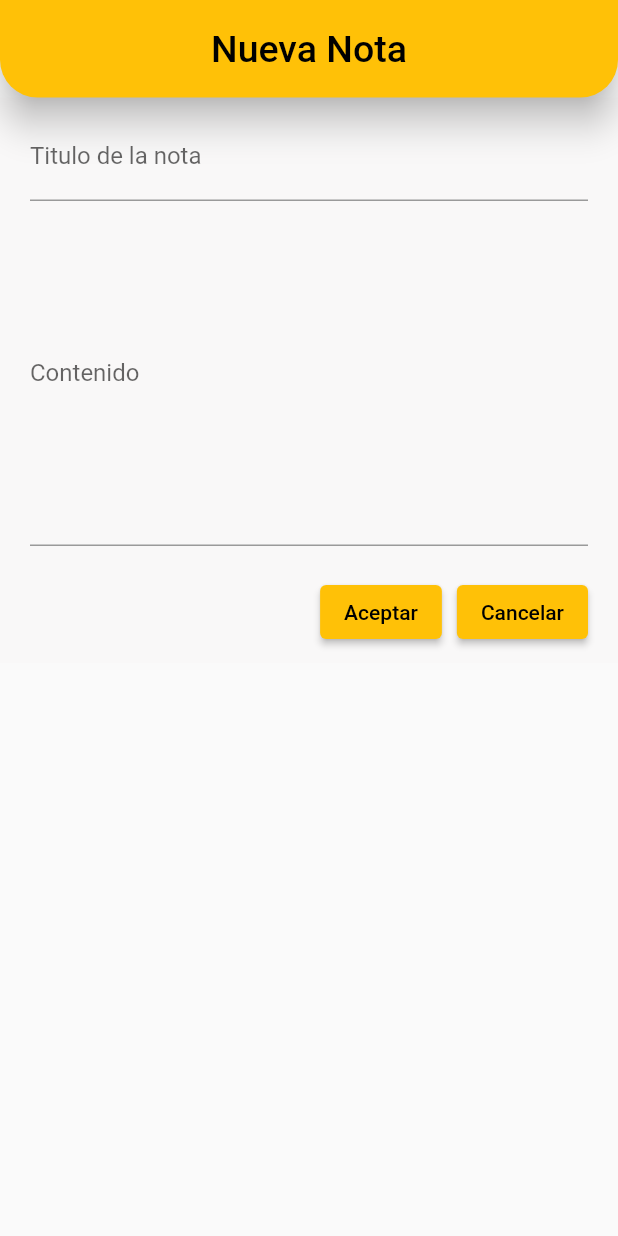
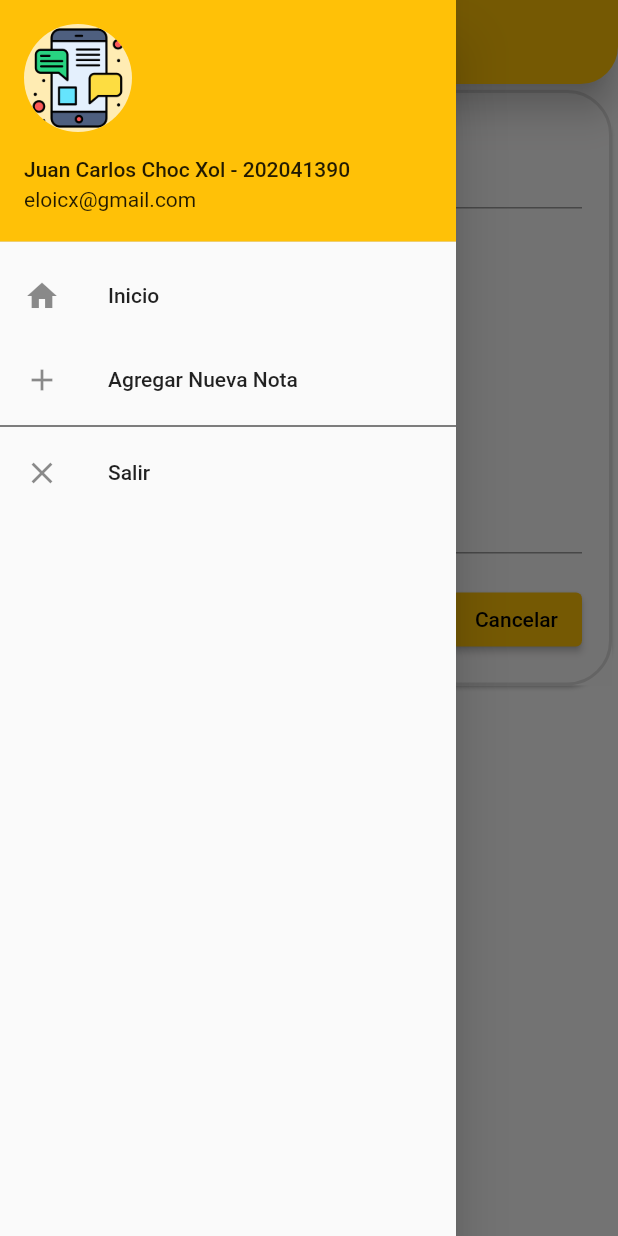
Before and after one commit to choc1403/AppMovil, a Flutter app: the ModalNota screen opened by its route, with the side drawer open (before the commit the screen has no drawer), on a phone screen of 412 x 824 dp. Run offline on Flutter 3.47's test engine with Material 2 defaults, Android fonts, the phone set to English and light mode, and no system bars; our stand-ins replace firebase_core, firebase_database; accounts and stored records are empty.

Commit message:
'Finalizado'

```diff
--- a/lib/Common/MyRouters.dart
+++ b/lib/Common/MyRouters.dart
@@ -4,6 +4,10 @@ import 'package:apptaller/Pages/Pages.dart';
 
 const String ROUTE_HOME = "/home";
 const String ROUTE_NOTA = "/nuevo";
+
+/**
+ * Configuracion de las rutas de cada pagina
+ */
 
 class MyRouters {
   static Route<dynamic> generateRoute(RouteSettings settings) {
@@ -12,6 +16,7 @@ class MyRouters {
         return MaterialPageRoute(builder: (_) => MyHomePage());
       case "/nuevo":
         return MaterialPageRoute(builder: (_) => ModalNota());
+
       default:
         return MaterialPageRoute(builder: (_) => MyHomePage());
     }
--- a/lib/DataBase/DataBase.dart
+++ b/lib/DataBase/DataBase.dart
@@ -1,4 +1,8 @@
 import 'package:firebase_database/firebase_database.dart';
+
+/**
+ * Modulo que se conecta a la base de datos
+ */
 
 class DataBase {
   static DatabaseReference database =
--- a/lib/Pages/Pages.dart
+++ b/lib/Pages/Pages.dart
@@ -1,2 +1,6 @@
+/**
+ * Se hace el llamado a todas las paginas a utilizar
+ */
+
 export 'Home.dart';
 export 'new_nota.dart';
--- a/lib/Pages/new_nota.dart
+++ b/lib/Pages/new_nota.dart
@@ -1,3 +1,4 @@
+import 'package:apptaller/Widgets/widgets.dart';
 import 'package:apptaller/services/appstate.dart';
 import 'package:flutter/cupertino.dart';
 import 'package:flutter/material.dart';
@@ -5,6 +6,10 @@ import 'package:flutter/material.dart';
 import 'package:apptaller/services/userservies.dart';
 import 'package:apptaller/values/thema.dart';
 import 'package:provider/provider.dart';
+
+/**
+ * En este Apartdo tenemos el formulario para crear una nueva nota
+ */
 
 class ModalNota extends StatefulWidget {
   @override
@@ -20,101 +25,10 @@ class _ModalNotaState extends State<ModalNota> {
   @override
   Widget build(BuildContext context) {
     return Scaffold(
-      appBar: AppBar(
-        automaticallyImplyLeading: false,
-        title: Text(
-          "Nueva Nota",
-          style: TextStyle(fontSize: 25),
-        ),
-        centerTitle: true,
-        elevation: 10,
-        toolbarHeight: 65,
-        shape: RoundedRectangleBorder(
-            borderRadius: BorderRadius.only(
-                bottomRight: Radius.circular(25),
-                bottomLeft: Radius.circular(25))),
-      ),
-      body: Container(
-        padding: EdgeInsets.symmetric(horizontal: 20, vertical: 10),
-        color: blanco,
-        child: Form(
-          key: _formularioKey,
-          child: SingleChildScrollView(
-              child: Column(
-            children: [
-              TextFormField(
-                controller: _tituloController,
-                decoration: InputDecoration(
-                  labelText: 'Titulo de la nota',
-                ),
-                validator: (String? dato) {
-                  if (dato!.isEmpty) {
-                    return 'Este Campo es requerido';
-                  }
-                },
-              ),
-              TextFormField(
-                controller: _contenidoController,
-                decoration: InputDecoration(
-                  labelText: 'Contenido',
-                ),
-                maxLines: 10,
-                validator: (String? dato) {
-                  if (dato!.isEmpty) {
-                    return 'Este Campo es requerido';
-                  }
-                },
-              ),
-              SizedBox(height: 20),
-              Row(
-                mainAxisAlignment: MainAxisAlignment.end,
-                children: [
-                  ElevatedButton(
-                      onPressed: () async {
-                        print("Esta presionando");
-                        if (_formularioKey.currentState!.validate()) {
-                          print("Formulario correcto");
-
-                          bool respuesta = await Provider.of<AppState>(context,
-                                  listen: false)
-                              .saveNotas(_tituloController.text,
-                                  _contenidoController.text);
-
-                          /*await UserServices().saveNotas(
-                              _tituloController.text,
-                              _contenidoController.text);*/
-
-                          print("El resultado del await $respuesta");
-
-                          if (respuesta) {
-                            Navigator.pop(context);
-                            ScaffoldMessenger.of(context)
-                                .showSnackBar(const SnackBar(
-                              content: Text('Nota Agregada Correctamente'),
-                              backgroundColor: Colors.green,
-                            ));
-                          } else {
-                            Navigator.pop(context);
-                            ScaffoldMessenger.of(context).showSnackBar(SnackBar(
-                              content: Text('Fallo'),
-                              backgroundColor: Colors.red,
-                            ));
-                          }
-                        }
-                      },
-                      child: Text('Aceptar')),
-                  SizedBox(width: 10),
-                  ElevatedButton(
-                      onPressed: () {
-                        Navigator.pop(context);
-                      },
-                      child: Text('Cancelar')),
-                ],
-              )
-            ],
-          )),
-        ),
-      ),
+      drawer: MyDrawer(),
+      appBar: MyAppBarNewNota(),
+      body: MyCardNewNota(
+          _contenidoController, _formularioKey, _tituloController),
     );
   }
 
--- /dev/null
+++ b/lib/Widgets/MyDrawer.dart
@@ -0,0 +1,53 @@
+import 'dart:io';
+
+import 'package:flutter/cupertino.dart';
+import 'package:flutter/material.dart';
+import 'package:flutter/services.dart';
+
+import '../Common/MyRouters.dart';
+
+class MyDrawer extends StatelessWidget {
+  @override
+  Widget build(BuildContext context) {
+    return Drawer(
+      child: ListView(
+        children: [
+          UserAccountsDrawerHeader(
+            currentAccountPicture: CircleAvatar(
+              backgroundImage: AssetImage('assets/images/chat.png'),
+            ),
+            accountName: Text('Juan Carlos Choc Xol - 202041390'),
+            accountEmail: Text('eloicx@gmail.com'),
+          ),
+          ListTile(
+            leading: Icon(Icons.home),
+            title: Text('Inicio'),
+            onTap: () {
+              Navigator.pushNamed(
+                  context, ROUTE_HOME); // Se dirige a la pagina de inicio
+            },
+          ),
+          ListTile(
+            leading: Icon(Icons.add),
+            title: Text('Agregar Nueva Nota'),
+            onTap: () {
+              Navigator.pushNamed(context,
+                  ROUTE_NOTA); //Se dirige a la pagina de crear nueva nota
+            },
+          ),
+          Divider(
+            height: 6,
+            color: Colors.black,
+          ),
+          ListTile(
+            leading: Icon(Icons.close),
+            title: Text('Salir'),
+            onTap: () {
+              SystemNavigator.pop(); // Se por completo de la aplicacion
+            },
+          ),
+        ],
+      ),
+    );
+  }
+}
--- /dev/null
+++ b/lib/Widgets/new_nota/AppBar.dart
@@ -0,0 +1,25 @@
+import 'package:flutter/material.dart';
+
+class MyAppBarNewNota extends StatelessWidget implements PreferredSizeWidget {
+  @override
+  Widget build(BuildContext context) {
+    return AppBar(
+      title: Text(
+        "Nueva Nota",
+        style: TextStyle(fontSize: 25),
+      ),
+      centerTitle: true,
+      elevation: 10, //Crea un sombreado al rededor del APPBAR
+
+      shape: RoundedRectangleBorder(
+          borderRadius: BorderRadius.only(
+              bottomRight: Radius.circular(25),
+              bottomLeft: Radius.circular(
+                  25))), // Dandole un disñeo más amigable al appbar
+    );
+  }
+
+  @override
+  // TODO: implement preferredSize
+  Size get preferredSize => Size.fromHeight(kToolbarHeight);
+}
--- /dev/null
+++ b/lib/Widgets/new_nota/Card.dart
@@ -0,0 +1,115 @@
+import 'package:apptaller/Common/MyRouters.dart';
+import 'package:flutter/material.dart';
+import 'package:provider/provider.dart';
+import 'package:apptaller/services/appstate.dart';
+import 'package:apptaller/values/thema.dart';
+
+class MyCardNewNota extends StatelessWidget {
+  var _tituloController;
+  var _contenidoController;
+
+  var _formularioKey;
+
+  MyCardNewNota(
+      this._contenidoController, this._formularioKey, this._tituloController);
+
+  @override
+  Widget build(BuildContext context) {
+    // TODO: implement build
+    return Card(
+        shape: RoundedRectangleBorder(
+          borderRadius: BorderRadius.circular(30),
+          side: BorderSide(
+            color: Colors.black12,
+            width: 2,
+          ),
+        ),
+        child: Container(
+          padding: EdgeInsets.symmetric(horizontal: 20, vertical: 20),
+          color: blanco,
+          child: Form(
+            key: _formularioKey,
+            child: SingleChildScrollView(
+                child: Column(
+              children: [
+                TextFormField(
+                  controller: _tituloController,
+                  decoration: InputDecoration(
+                    labelText: 'Titulo de la nota',
+                  ),
+                  validator: (String? dato) {
+                    if (dato!.isEmpty) {
+                      return 'Este Campo es requerido';
+                    }
+                  },
+                ),
+                TextFormField(
+                  controller: _contenidoController,
+                  decoration: InputDecoration(
+                    labelText: 'Contenido',
+                  ),
+                  maxLines: 10,
+                  validator: (String? dato) {
+                    if (dato!.isEmpty) {
+                      return 'Este Campo es requerido';
+                    }
+                  },
+                ),
+                SizedBox(height: 20),
+                Row(
+                  mainAxisAlignment: MainAxisAlignment.end,
+                  children: [
+                    // Apartado de boton de aceptar
+                    ElevatedButton(
+                        onPressed: () async {
+                          print("Esta presionando");
+                          if (_formularioKey.currentState!.validate()) {
+                            print("Formulario correcto");
+
+                            bool respuesta = await Provider.of<AppState>(
+                                    context,
+                                    listen: false)
+                                .saveNotas(_tituloController.text,
+                                    _contenidoController.text);
+
+                            /*await UserServices().saveNotas(
+                              _tituloController.text,
+                              _contenidoController.text);*/
+
+                            print("El resultado del await $respuesta");
+
+                            if (respuesta) {
+                              Navigator.popAndPushNamed(context,
+                                  ROUTE_HOME); // Se dirige al Apartado de inicio
+                              ScaffoldMessenger.of(context)
+                                  .showSnackBar(const SnackBar(
+                                content: Text('Nota Agregada Correctamente'),
+                                backgroundColor: Colors.green,
+                              )); // Una notificacion que nos indica que la accion de guarda fue correcta
+                            } else {
+                              Navigator.popAndPushNamed(context,
+                                  ROUTE_HOME); // Se dirige al Apartado de inicio
+                              ScaffoldMessenger.of(context)
+                                  .showSnackBar(SnackBar(
+                                content: Text('Fallo'),
+                                backgroundColor: Colors.red,
+                              )); // Notifica que algo estuvo mal
+                            }
+                          }
+                        },
+                        child: Text('Aceptar')),
+                    SizedBox(width: 10),
+                    // Apartado del boton de cancelar
+                    ElevatedButton(
+                        onPressed: () {
+                          Navigator.popAndPushNamed(context, ROUTE_HOME);
+                        },
+                        child: Text('Cancelar')),
+                  ],
+                )
+              ],
+            )),
+          ),
+        ));
+  }
+}
--- /dev/null
+++ b/lib/Widgets/widgets.dart
@@ -0,0 +1,9 @@
+/**
+ * En este apartado se exporta todos los widgets para la parte visual de cada pagina
+ */
+
+export 'MyDrawer.dart';
+export 'home/AppBar.dart';
+export 'home/Card.dart';
+export 'new_nota/AppBar.dart';
+export 'new_nota/Card.dart';
--- a/lib/main.dart
+++ b/lib/main.dart
@@ -9,6 +9,7 @@ import 'package:apptaller/Pages/Pages.dart';
 import 'package:provider/provider.dart';
 
 void main() async {
+  // Inicializamos la Firebase a la aplicacion
   WidgetsFlutterBinding.ensureInitialized();
   await Firebase.initializeApp();
   runApp(const MyApp());
--- a/lib/values/thema.dart
+++ b/lib/values/thema.dart
@@ -5,6 +5,10 @@ const Color secundary = Color(0xff7E7F9A);
 const Color blanco = Color(0xffF9F8F8);
 const Color amarillo = Color(0xffF3FE8A);
 const Color rojo = Color(0xffEB9486);
+
+/**
+ * El patron de colores a utilizar en la aplicacion
+ */
 
 miTema(BuildContext context) {
   return ThemeData(
--- a/pubspec.yaml
+++ b/pubspec.yaml
@@ -66,8 +66,8 @@ flutter:
   uses-material-design: true
 
   # To add assets to your application, add an assets section, like this:
-  # assets:
-  #   - images/a_dot_burr.jpeg
+  assets:
+    - assets/images/
   #   - images/a_dot_ham.jpeg
 
   # An image asset can refer to one or more resolution-specific "variants", see
```
Also changed, not shown: lib/Model/nota.dart (+28 -0 lines), lib/Pages/Home.dart (+10 -60 lines), lib/Widgets/home/AppBar.dart (added, +21 -0 lines), lib/Widgets/home/Card.dart (added, +58 -0 lines), lib/services/appstate.dart (+5 -2 lines), lib/services/userservies.dart (+5 -5 lines), assets/images/chat.png (added).
